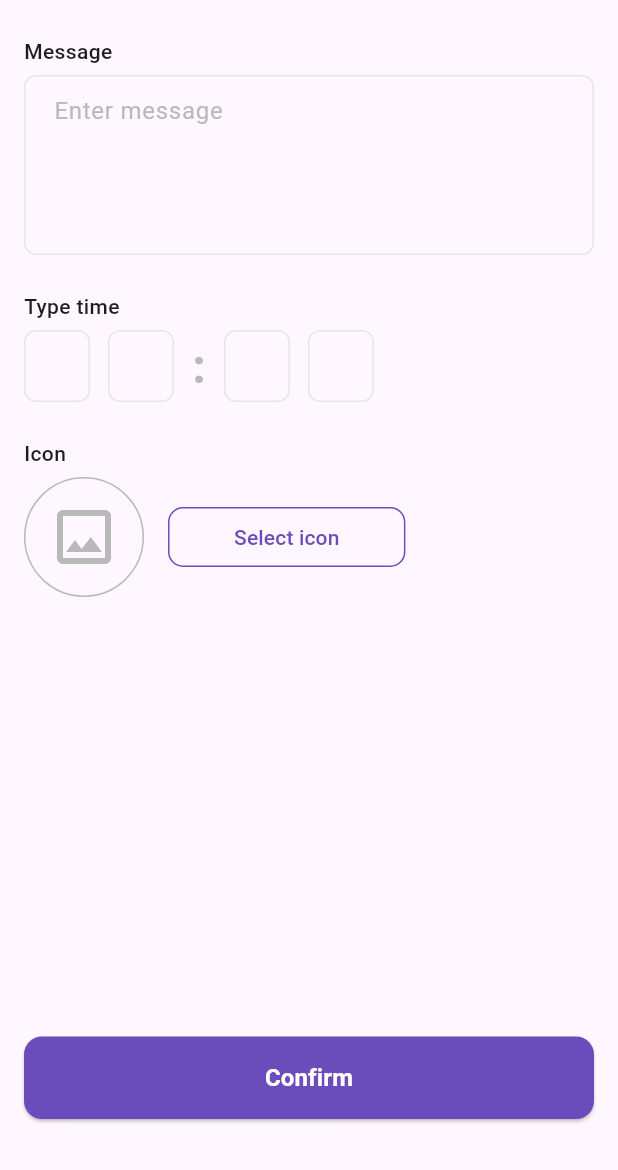
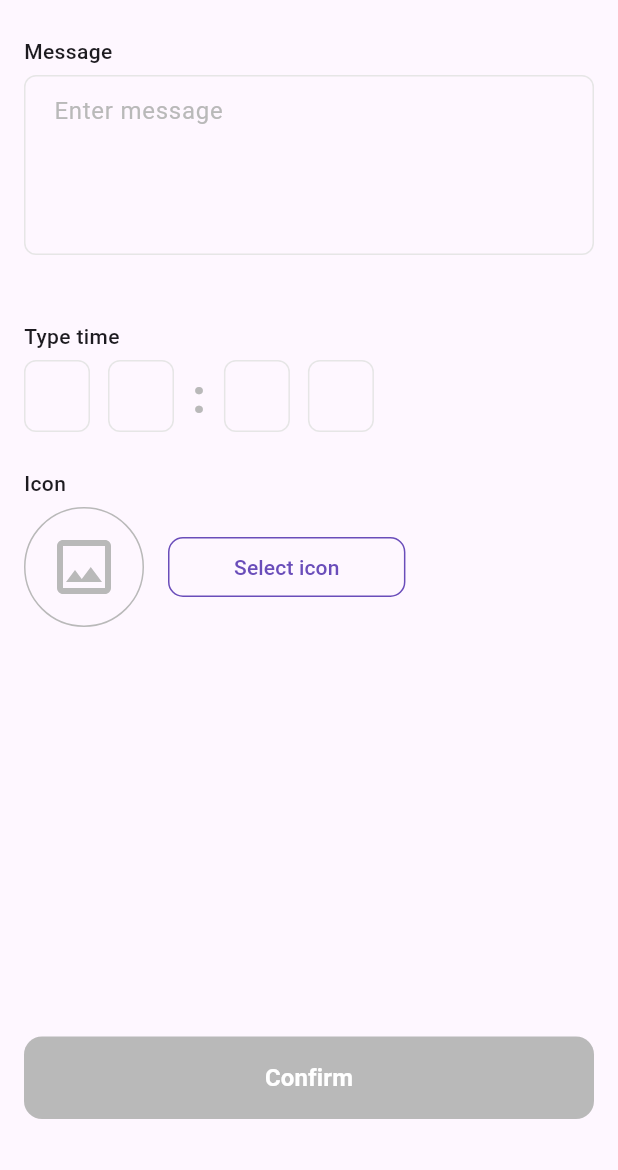
Before and after one commit to NataliyaKoval/flutter_noti, a Flutter app: the AddNewNotificationPage screen opened directly, on a phone screen of 412 x 824 dp, the part 66-1236 px from its top. Run offline on Flutter 3.47's test engine with Material 3 defaults, Android fonts, the phone set to English and light mode, and no system bars; our stand-ins replace flutter_bloc, flutter_svg.

Commit message:
Add formatter to TimeInputField, enable AddNewNotificationPage Confirm button if fields are filled

```diff
--- a/lib/consts/add_new_strings.dart
+++ b/lib/consts/add_new_strings.dart
@@ -6,4 +6,5 @@ class AddNewStrings {
   String get hint => 'Enter message';
   String get selectButtonText => 'Select icon';
   String get confirmButtonText => 'Confirm';
+  String get errorMessage => 'Please enter some text';
 }
--- a/lib/presentation/add_new_notification_screen/add_new_notification_page.dart
+++ b/lib/presentation/add_new_notification_screen/add_new_notification_page.dart
@@ -1,8 +1,11 @@
 import 'package:flutter/material.dart';
+import 'package:flutter_bloc/flutter_bloc.dart';
 import 'package:flutter_svg/svg.dart';
 import 'package:noti/consts/app_colors.dart';
 import 'package:noti/consts/image_assets.dart';
 import 'package:noti/consts/strings.dart';
+import 'package:noti/consts/time_input_id.dart';
+import 'package:noti/presentation/add_new_notification_screen/bloc/add_new_notification_cubit.dart';
 import 'package:noti/presentation/add_new_notification_screen/widgets/multiline_text_field.dart';
 import 'package:noti/presentation/add_new_notification_screen/widgets/select_icon_button.dart';
 import 'package:noti/presentation/add_new_notification_screen/widgets/subtitle_text.dart';
@@ -14,6 +17,10 @@ class AddNewNotificationPage extends StatelessWidget {
 
   @override
   Widget build(BuildContext context) {
+    return BlocProvider(
+      create: (context) => AddNewNotificationCubit(),
+      child: Builder(
+        builder: (context) {
           return Scaffold(
             resizeToAvoidBottomInset: false,
             appBar: AppBar(
@@ -41,16 +48,22 @@ class AddNewNotificationPage extends StatelessWidget {
                 left: 16,
                 right: 16,
               ),
-        child: Column(
+              child: BlocBuilder<AddNewNotificationCubit, AddNewNotificationState>(
+                builder: (BuildContext context, AddNewNotificationState state) {
+                  return Column(
                     crossAxisAlignment: CrossAxisAlignment.start,
                     children: [
                       SubtitleText(text: Strings.addNewStrings.message),
-            const MultilineTextField(),
+                      MultilineTextField(
+                        onChanged: (String value) {
+                          context.read<AddNewNotificationCubit>().getMessage(value);
+                        },
+                      ),
                       const SizedBox(height: 24),
                       SubtitleText(text: Strings.addNewStrings.typeTime),
-            TimeInputsRow(
-              onChanged: () {},
-            ),
+                      TimeInputsRow(onChanged: (TimeInputId id, String value) {
+                        context.read<AddNewNotificationCubit>().getTime(id, value);
+                      }),
                       const SizedBox(height: 24),
                       SubtitleText(text: Strings.addNewStrings.icon),
                       Row(
@@ -65,15 +78,25 @@ class AddNewNotificationPage extends StatelessWidget {
                             child: Center(
                                 child: SvgPicture.asset(ImageAssets.placeholder)),
                           ),
-                const SizedBox(width: 16,),
+                          const SizedBox(
+                            width: 16,
+                          ),
                           const SelectIconButton(),
                         ],
                       ),
                       const Expanded(child: SizedBox()),
-            BigFilledButton(onPressed: () { }, text: Strings.addNewStrings.confirmButtonText,),
+                      BigFilledButton(
+                        onPressed: state.isConfirmButtonEnabled ? () {} : null,
+                        text: Strings.addNewStrings.confirmButtonText,
+                      ),
                     ],
+                  );
+                },
               ),
             ),
           );
         }
+      ),
+    );
   }
+}
--- a/lib/presentation/add_new_notification_screen/bloc/add_new_notification_state.dart
+++ b/lib/presentation/add_new_notification_screen/bloc/add_new_notification_state.dart
@@ -1,6 +1,17 @@
 part of 'add_new_notification_cubit.dart';
 
 @immutable
-abstract class AddNewNotificationState {}
+class AddNewNotificationState {
+  const AddNewNotificationState({this.isConfirmButtonEnabled = false});
 
-class AddNewNotificationInitial extends AddNewNotificationState {}
+  final bool isConfirmButtonEnabled;
+
+  AddNewNotificationState copyWith({
+    bool? isConfirmButtonEnabled,
+  }) {
+    return AddNewNotificationState(
+      isConfirmButtonEnabled:
+          isConfirmButtonEnabled ?? this.isConfirmButtonEnabled,
+    );
+  }
+}
--- a/lib/presentation/add_new_notification_screen/widgets/multiline_text_field.dart
+++ b/lib/presentation/add_new_notification_screen/widgets/multiline_text_field.dart
@@ -3,19 +3,32 @@ import 'package:noti/consts/app_colors.dart';
 import 'package:noti/consts/strings.dart';
 
 class MultilineTextField extends StatelessWidget {
-  const MultilineTextField({super.key});
+  const MultilineTextField({
+    super.key,
+    required this.onChanged,
+  });
+
+  final Function(String) onChanged;
 
   @override
   Widget build(BuildContext context) {
-    return TextField(
+    return TextFormField(
       decoration: InputDecoration(
         contentPadding:
-        const EdgeInsets.symmetric(vertical: 12, horizontal: 16),
+            const EdgeInsets.symmetric(vertical: 12, horizontal: 16),
         hintText: Strings.addNewStrings.hint,
         hintStyle: const TextStyle(
           color: AppColors.gray,
           fontSize: 16,
           height: 1.5,
+        ),
+        helperText: ' ',
+        border: const OutlineInputBorder(
+          borderRadius: BorderRadius.all(Radius.circular(8.0)),
+          borderSide: BorderSide(
+            color: AppColors.platinum,
+            width: 1,
+          ),
         ),
         enabledBorder: const OutlineInputBorder(
           borderRadius: BorderRadius.all(Radius.circular(8.0)),
@@ -31,10 +44,32 @@ class MultilineTextField extends StatelessWidget {
             width: 1,
           ),
         ),
+        errorBorder: const OutlineInputBorder(
+          borderRadius: BorderRadius.all(Radius.circular(8.0)),
+          borderSide: BorderSide(
+            color: AppColors.deepCarminePink,
+            width: 1,
+          ),
+        ),
+        errorStyle: const TextStyle(
+          fontSize: 12,
+          color: AppColors.deepCarminePink,
+        ),
       ),
       minLines: 4,
       maxLines: 4,
+      cursorHeight: 24,
+      cursorColor: AppColors.eerieBlack,
+      style: const TextStyle(
+        fontSize: 16,
+        height: 1.5,
+        color: AppColors.eerieBlack,
+      ),
       keyboardType: TextInputType.multiline,
+      onChanged: onChanged,
+      // validator: (value) => value == null || value.isEmpty
+      //     ? Strings.addNewStrings.errorMessage
+      //     : null,
     );
   }
 }
--- a/lib/presentation/widgets/inputs_row.dart
+++ b/lib/presentation/widgets/inputs_row.dart
@@ -43,6 +43,7 @@ class _TimeInputsRowState extends State<TimeInputsRow> {
       children: [
         TimeInputField(
           focusNode: firstFocusNode,
+          formatterRegExp: '[0-2]',
           onChanged: (String value) {
             if (value.trim().isNotEmpty) {
               FocusScope.of(context).requestFocus(secondFocusNode);
@@ -55,6 +56,7 @@ class _TimeInputsRowState extends State<TimeInputsRow> {
         ),
         TimeInputField(
           focusNode: secondFocusNode,
+          formatterRegExp: '[0-9]',
           onChanged: (String value) {
             if (value.trim().isNotEmpty) {
               FocusScope.of(context).requestFocus(thirdFocusNode);
@@ -75,6 +77,7 @@ class _TimeInputsRowState extends State<TimeInputsRow> {
         ),
         TimeInputField(
           focusNode: thirdFocusNode,
+          formatterRegExp: '[0-5]',
           onChanged: (String value) {
             if (value.trim().isNotEmpty) {
               FocusScope.of(context).requestFocus(fourthFocusNode);
@@ -87,6 +90,7 @@ class _TimeInputsRowState extends State<TimeInputsRow> {
         ),
         TimeInputField(
           focusNode: fourthFocusNode,
+          formatterRegExp: '[0-9]',
           onChanged: (String value) {
             if (value.trim().isNotEmpty) {
               fourthFocusNode.unfocus();
--- a/lib/presentation/widgets/time_input_field.dart
+++ b/lib/presentation/widgets/time_input_field.dart
@@ -7,10 +7,12 @@ class TimeInputField extends StatelessWidget {
     super.key,
     required this.onChanged,
     required this.focusNode,
+    required this.formatterRegExp,
   });
 
   final void Function(String) onChanged;
   final FocusNode focusNode;
+  final String formatterRegExp;
 
   @override
   Widget build(BuildContext context) {
@@ -22,6 +24,8 @@ class TimeInputField extends StatelessWidget {
         keyboardType: TextInputType.number,
         inputFormatters: [
           LengthLimitingTextInputFormatter(1),
+          FilteringTextInputFormatter.digitsOnly,
+          FilteringTextInputFormatter.allow(RegExp(formatterRegExp)),
         ],
         textAlign: TextAlign.center,
         textAlignVertical: TextAlignVertical.top,
@@ -44,12 +48,22 @@ class TimeInputField extends StatelessWidget {
           focusedBorder: OutlineInputBorder(
             borderRadius: BorderRadius.all(Radius.circular(8.0)),
             borderSide: BorderSide(
-              //color: AppColors.platinum,
               color: AppColors.plumpPurple,
               width: 1,
             ),
           ),
+          errorBorder: OutlineInputBorder(
+            borderRadius: BorderRadius.all(Radius.circular(8.0)),
+            borderSide: BorderSide(
+              color: AppColors.deepCarminePink,
+              width: 1,
+            ),
+          ),
+          errorStyle: TextStyle(height: 0),
         ),
+        validator: (value) => value == null || value.isEmpty
+            ? ''
+            : null,
         onChanged: onChanged,
       ),
     );
```
Also changed, not shown: lib/presentation/add_new_notification_screen/bloc/add_new_notification_cubit.dart (+49 -3 lines). Lines whose indentation alone changed are shown as unchanged.
